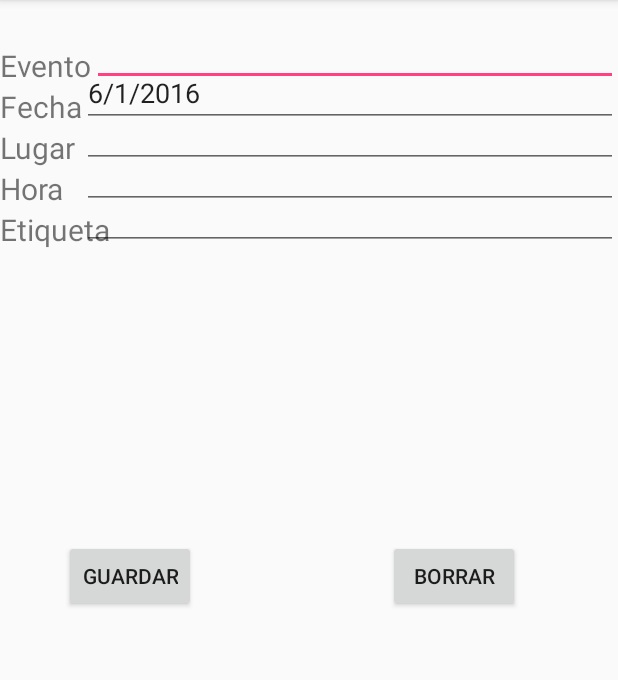
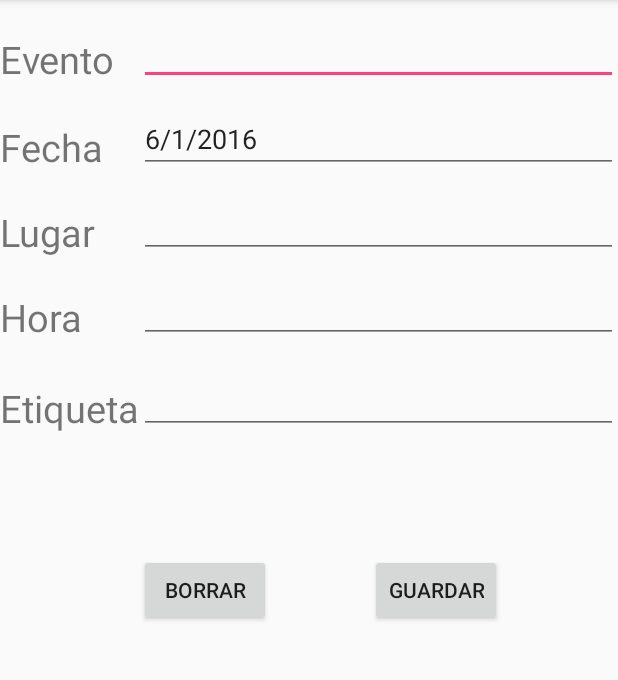
Before and after one commit to Kriossin/ProyectoLameta, an Android app: the EventoDetail screen opened directly, with no data from a screen before it, on a phone screen of 412 x 824 dp, the part 84-764 px from its top. Run offline under Robolectric (Android 15) with nearby library versions, the phone set to English and light mode, and no system bars.

Commit message:
evento.xml

```diff
--- a/AgendaLameta/app/src/main/res/layout/activity_busqueda.xml
+++ /dev/null
@@ -1,6 +0,0 @@
-<?xml version="1.0" encoding="utf-8"?>
-<LinearLayout xmlns:android="http://schemas.android.com/apk/res/android"
-    android:orientation="vertical" android:layout_width="match_parent"
-    android:layout_height="match_parent">
-
-</LinearLayout>
--- a/AgendaLameta/app/src/main/res/layout/activity_evento.xml
+++ b/AgendaLameta/app/src/main/res/layout/activity_evento.xml
@@ -14,15 +14,14 @@
         android:id="@+id/nombre_evento"
         android:layout_width="wrap_content"
         android:layout_height="wrap_content"
-        android:textSize="20sp"
+        android:textSize="25sp"
         android:text="Evento"
         android:inputType="textPersonName"
-        android:layout_alignParentTop="true"
+        android:layout_marginTop="22dp"
+
+        android:layout_below="@+id/evento_Id"
         android:layout_alignParentLeft="true"
-        android:layout_alignParentStart="true"
-        android:layout_marginTop="30dp"
-
-        />
+        android:layout_alignParentStart="true" />
 
 
 
@@ -30,13 +29,13 @@
         android:id="@+id/fecha"
         android:layout_width="wrap_content"
         android:layout_height="wrap_content"
-        android:textSize="20sp"
+        android:textSize="25sp"
         android:text="Fecha"
         android:inputType="date"
         android:layout_below="@+id/nombre_evento"
         android:layout_alignParentLeft="true"
         android:layout_alignParentStart="true"
-       />
+        android:layout_marginTop="24dp" />
 
 
 
@@ -44,37 +43,37 @@
         android:id="@+id/lugar"
         android:layout_width="wrap_content"
         android:layout_height="wrap_content"
-        android:layout_below="@id/fecha"
-        android:textSize="20sp"
+        android:textSize="25sp"
         android:text="Lugar"
         android:inputType="text"
+        android:layout_below="@+id/fecha"
         android:layout_alignParentLeft="true"
         android:layout_alignParentStart="true"
-        />
+        android:layout_marginTop="22dp" />
 
     <TextView
         android:id="@+id/hora"
         android:layout_width="wrap_content"
         android:layout_height="wrap_content"
-        android:layout_below="@id/lugar"
-        android:textSize="20sp"
+        android:textSize="25sp"
         android:text="Hora"
         android:inputType="time"
+        android:layout_below="@+id/lugar"
         android:layout_alignParentLeft="true"
         android:layout_alignParentStart="true"
-        />
+        android:layout_marginTop="22dp" />
 
     <TextView
         android:id="@+id/etiqueta"
         android:layout_width="wrap_content"
         android:layout_height="wrap_content"
-        android:layout_below="@id/hora"
-        android:textSize="20sp"
+        android:textSize="25sp"
         android:text="Etiqueta"
         android:inputType="text"
+        android:layout_below="@+id/hora"
         android:layout_alignParentLeft="true"
         android:layout_alignParentStart="true"
-        />
+        android:layout_marginTop="26dp" />
 
     <EditText
         android:layout_width="wrap_content"
@@ -82,10 +81,10 @@
         android:id="@+id/editText_Evento"
         android:inputType="textPersonName"
         android:layout_above="@+id/fecha"
-        android:layout_toRightOf="@+id/nombre_evento"
         android:layout_alignParentRight="true"
         android:layout_alignParentEnd="true"
-        />
+        android:layout_toRightOf="@+id/etiqueta"
+        android:layout_toEndOf="@+id/etiqueta" />
 
     <EditText
         android:layout_width="wrap_content"
@@ -93,10 +92,10 @@
         android:id="@+id/editText_Fecha"
         android:layout_above="@+id/lugar"
         android:inputType="date"
-        android:layout_toRightOf="@+id/fecha"
         android:layout_alignRight="@+id/editText_Evento"
         android:layout_alignEnd="@+id/editText_Evento"
-        />
+        android:layout_alignLeft="@+id/editText_Evento"
+        android:layout_alignStart="@+id/editText_Evento" />
 
     <EditText
         android:layout_width="wrap_content"
@@ -139,20 +138,24 @@
         android:layout_width="wrap_content"
         android:layout_height="wrap_content"
         android:text="Borrar"
-        android:layout_gravity="right"
-        android:layout_alignTop="@+id/guardar"
-        android:layout_alignRight="@+id/editText_Fecha"
-        android:layout_alignEnd="@+id/editText_Fecha"
-        android:layout_marginRight="65dp"
-        android:layout_marginEnd="65dp" />
+        android:layout_below="@+id/etiqueta"
+        android:layout_toRightOf="@+id/etiqueta"
+        android:layout_toEndOf="@+id/etiqueta"
+        android:layout_marginTop="80dp" />
+
     <Button
         android:id="@+id/guardar"
         android:layout_width="wrap_content"
         android:layout_height="wrap_content"
         android:text="Guardar"
-        android:layout_centerVertical="true"
-        android:layout_toRightOf="@+id/hora"
-        android:layout_toEndOf="@+id/hora" />
+        android:layout_gravity="right"
+
+        android:layout_alignTop="@+id/borrar"
+        android:layout_toRightOf="@+id/borrar"
+        android:layout_toEndOf="@+id/borrar"
+        android:layout_marginLeft="66dp"
+        android:layout_marginStart="66dp" />
+
 
 
 
--- a/AgendaLameta/app/src/main/res/layout/evento_detail.xml
+++ /dev/null
@@ -1,8 +0,0 @@
-<?xml version="1.0" encoding="utf-8"?>
-<LinearLayout xmlns:android="http://schemas.android.com/apk/res/android"
-    android:orientation="vertical" android:layout_width="match_parent"
-    android:layout_height="match_parent">
-
-
-
-</LinearLayout>
```
Also changed, not shown: AgendaLameta/app/src/main/res/layout/activity_main.xml (line endings or trailing spaces).
